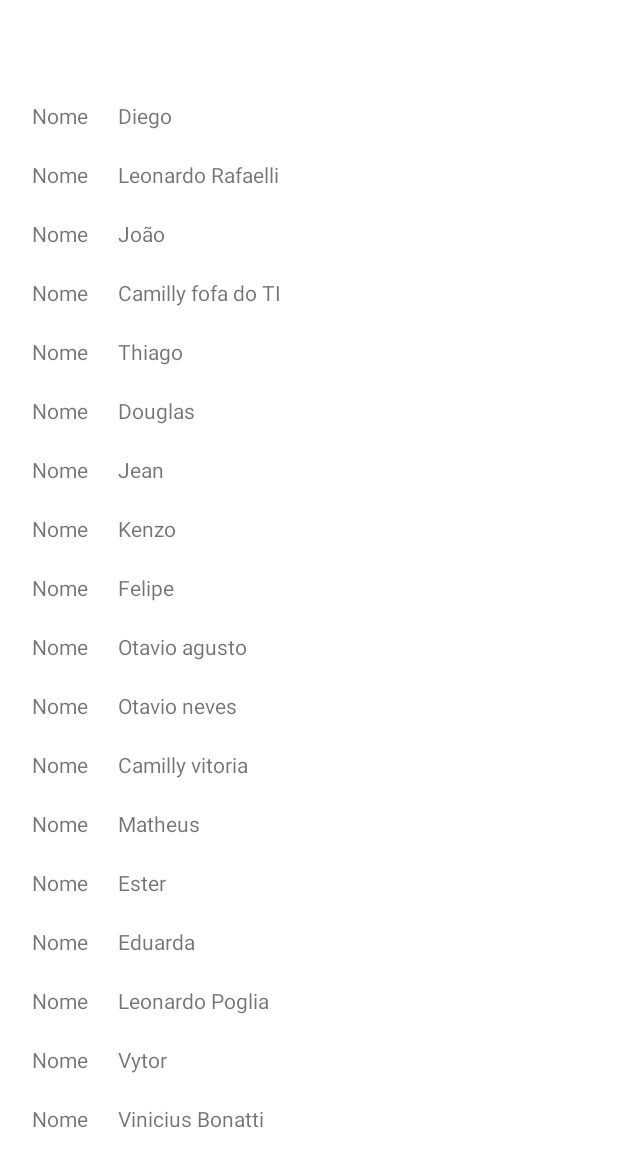
After one commit to DiegoPlaninscheck/Almoxarifado-Android, an Android app: the Inicio screen opened directly, with no data from a screen before it, on a phone screen of 412 x 824 dp. The commit adds this screen. Shown: the top 1167 px of the screen. Run offline under Robolectric (Android 15) with nearby library versions, the phone set to English and light mode, and no system bars.

Commit message:
feat: componente de listagem

```diff
--- a/app/src/main/AndroidManifest.xml
+++ b/app/src/main/AndroidManifest.xml
@@ -9,6 +9,9 @@
         android:roundIcon="@mipmap/ic_launcher_round"
         android:supportsRtl="true"
         android:theme="@style/Theme.Login">
+        <activity
+            android:name=".Inicio"
+            android:exported="false" />
         <activity
             android:name=".Cadastro"
             android:exported="false">
--- /dev/null
+++ b/app/src/main/java/com/example/login/Inicio.java
@@ -0,0 +1,57 @@
+package com.example.login;
+
+import androidx.appcompat.app.AppCompatActivity;
+import androidx.recyclerview.widget.DefaultItemAnimator;
+import androidx.recyclerview.widget.LinearLayoutManager;
+import androidx.recyclerview.widget.RecyclerView;
+
+import android.os.Bundle;
+
+import java.util.ArrayList;
+
+public class Inicio extends AppCompatActivity {
+
+    private ArrayList<Listagem> list;
+    private RecyclerView recyclerView;
+
+    @Override
+    protected void onCreate(Bundle savedInstanceState) {
+        super.onCreate(savedInstanceState);
+        setContentView(R.layout.activity_inicio);
+        recyclerView = findViewById(R.id.recyclerView);
+        list = new ArrayList<>();
+
+        setListagemInfo();
+        setAdapter();
+    }
+
+    private void setAdapter() {
+        recyclerAdapter adapter = new recyclerAdapter(list);
+        RecyclerView.LayoutManager layoutManager = new LinearLayoutManager(getApplicationContext());
+        recyclerView.setLayoutManager(layoutManager);
+        recyclerView.setItemAnimator(new DefaultItemAnimator());
+        recyclerView.setAdapter(adapter);
+    }
+
+    private void setListagemInfo() {
+        list.add(new Listagem("Diego"));
+        list.add(new Listagem("Leonardo Rafaelli"));
+        list.add(new Listagem("João"));
+        list.add(new Listagem("Camilly fofa do TI"));
+        list.add(new Listagem("Thiago"));
+        list.add(new Listagem("Douglas"));
+        list.add(new Listagem("Jean"));
+        list.add(new Listagem("Kenzo"));
+        list.add(new Listagem("Felipe"));
+        list.add(new Listagem("Otavio agusto"));
+        list.add(new Listagem("Otavio neves"));
+        list.add(new Listagem("Camilly vitoria"));
+        list.add(new Listagem("Matheus"));
+        list.add(new Listagem("Ester"));
+        list.add(new Listagem("Eduarda"));
+        list.add(new Listagem("Leonardo Poglia"));
+        list.add(new Listagem("Vytor"));
+        list.add(new Listagem("Vinicius Bonatti"));
+        list.add(new Listagem("Gustavo"));
+    }
+}
--- /dev/null
+++ b/app/src/main/java/com/example/login/Listagem.java
@@ -0,0 +1,17 @@
+package com.example.login;
+
+public class Listagem {
+    private String nome;
+
+    public Listagem(String nome) {
+        this.nome = nome;
+    }
+
+    public String getNome() {
+        return nome;
+    }
+
+    public void setNome(String nome) {
+        this.nome = nome;
+    }
+}
--- a/app/src/main/java/com/example/login/MainActivity.java
+++ b/app/src/main/java/com/example/login/MainActivity.java
@@ -6,12 +6,14 @@ import android.annotation.SuppressLint;
 import android.content.Intent;
 import android.os.Bundle;
 import android.view.View;
+import android.widget.Button;
 import android.widget.TextView;
 
 public class MainActivity extends AppCompatActivity {
 
     private TextView esqueciMinhaSenha;
     private TextView cadastro;
+    private Button botaoEntrar;
 
     @SuppressLint("MissingInflatedId")
     @Override
@@ -20,10 +22,17 @@ public class MainActivity extends AppCompatActivity {
         setContentView(R.layout.activity_main);
         esqueciMinhaSenha = findViewById(R.id.esqueciMinhaSenhaText);
         cadastro = findViewById(R.id.cadastroText);
+        botaoEntrar = findViewById(R.id.botaoEntrar);
+
+        esqueciMinhaSenha.setOnClickListener(v -> irRedefinicaoSenha());
+        cadastro.setOnClickListener(v -> irCadastro());
+        botaoEntrar.setOnClickListener(v -> irParaInicio());
     }
 
-    public void redefinicaoSenha(View view) {
-        esqueciMinhaSenha.setOnClickListener(v -> irRedefinicaoSenha());
+    private void irParaInicio() {
+        Intent intent = new Intent(this, Inicio.class);
+        startActivity(intent);
+        finish();
     }
 
     private void irRedefinicaoSenha() {
@@ -32,11 +41,6 @@ public class MainActivity extends AppCompatActivity {
         finish();
     }
 
-
-    public void cadastro(View view) {
-        cadastro.setOnClickListener(v -> irCadastro());
-    }
-
     private void irCadastro() {
         Intent intent = new Intent(this, Cadastro.class);
         startActivity(intent);
--- /dev/null
+++ b/app/src/main/java/com/example/login/recyclerAdapter.java
@@ -0,0 +1,47 @@
+package com.example.login;
+
+import android.view.LayoutInflater;
+import android.view.View;
+import android.view.ViewGroup;
+import android.widget.TextView;
+
+import androidx.annotation.NonNull;
+import androidx.recyclerview.widget.RecyclerView;
+
+import java.util.ArrayList;
+
+public class recyclerAdapter extends RecyclerView.Adapter<recyclerAdapter.MyViewHolder> {
+
+    private ArrayList<Listagem> list;
+
+    public recyclerAdapter(ArrayList<Listagem> list) {
+        this.list = list;
+    }
+
+    public class MyViewHolder extends RecyclerView.ViewHolder {
+        private TextView name;
+
+        public MyViewHolder(final View view) {
+            super(view);
+            name = view.findViewById(R.id.textNome);
+        }
+    }
+
+    @NonNull
+    @Override
+    public recyclerAdapter.MyViewHolder onCreateViewHolder(@NonNull ViewGroup parent, int viewType) {
+        View item = LayoutInflater.from(parent.getContext()).inflate(R.layout.listagem, parent, false);
+        return new MyViewHolder(item);
+    }
+
+    @Override
+    public void onBindViewHolder(@NonNull recyclerAdapter.MyViewHolder holder, int position) {
+        String nome = list.get(position).getNome();
+        holder.name.setText(nome);
+    }
+
+    @Override
+    public int getItemCount() {
+        return list.size();
+    }
+}
--- /dev/null
+++ b/app/src/main/res/layout/activity_inicio.xml
@@ -0,0 +1,17 @@
+<?xml version="1.0" encoding="utf-8"?>
+<androidx.constraintlayout.widget.ConstraintLayout xmlns:android="http://schemas.android.com/apk/res/android"
+    xmlns:app="http://schemas.android.com/apk/res-auto"
+    xmlns:tools="http://schemas.android.com/tools"
+    android:layout_width="match_parent"
+    android:layout_height="match_parent"
+    tools:context=".Inicio">
+
+    <androidx.recyclerview.widget.RecyclerView
+        android:id="@+id/recyclerView"
+        android:layout_width="409dp"
+        android:layout_height="729dp"
+        app:layout_constraintBottom_toBottomOf="parent"
+        app:layout_constraintEnd_toEndOf="parent"
+        app:layout_constraintStart_toStartOf="parent"
+        app:layout_constraintTop_toTopOf="parent" />
+</androidx.constraintlayout.widget.ConstraintLayout>
--- a/app/src/main/res/layout/activity_main.xml
+++ b/app/src/main/res/layout/activity_main.xml
@@ -92,7 +92,7 @@
         tools:ignore="TouchTargetSizeCheck" />
 
     <Button
-        android:id="@+id/button2"
+        android:id="@+id/botaoEntrar"
         style="@style/Widget.MaterialComponents.Button.Icon"
         android:layout_width="150dp"
         android:layout_height="40dp"
@@ -118,7 +118,7 @@
         app:layout_constraintEnd_toEndOf="@+id/view2"
         app:layout_constraintHorizontal_bias="0.496"
         app:layout_constraintStart_toStartOf="@+id/view2"
-        app:layout_constraintTop_toBottomOf="@+id/button2" />
+        app:layout_constraintTop_toBottomOf="@+id/botaoEntrar" />
 
     <View
         android:id="@+id/divider"
@@ -128,7 +128,7 @@
         android:layout_marginEnd="24dp"
         android:background="?android:attr/listDivider"
         app:layout_constraintEnd_toStartOf="@+id/textView6"
-        app:layout_constraintTop_toBottomOf="@+id/button2" />
+        app:layout_constraintTop_toBottomOf="@+id/botaoEntrar" />
 
     <View
         android:id="@+id/divider2"
@@ -138,7 +138,7 @@
         android:layout_marginTop="32dp"
         android:background="?android:attr/listDivider"
         app:layout_constraintStart_toEndOf="@+id/textView6"
-        app:layout_constraintTop_toBottomOf="@+id/button2" />
+        app:layout_constraintTop_toBottomOf="@+id/botaoEntrar" />
 
     <Button
         android:id="@+id/button3"
--- /dev/null
+++ b/app/src/main/res/layout/listagem.xml
@@ -0,0 +1,26 @@
+<?xml version="1.0" encoding="utf-8"?>
+<androidx.constraintlayout.widget.ConstraintLayout xmlns:android="http://schemas.android.com/apk/res/android"
+    xmlns:app="http://schemas.android.com/apk/res-auto"
+    xmlns:tools="http://schemas.android.com/tools"
+    android:layout_width="match_parent"
+    android:layout_height="wrap_content">
+
+    <TextView
+        android:id="@+id/textView3"
+        android:layout_width="wrap_content"
+        android:layout_height="wrap_content"
+        android:layout_marginStart="20dp"
+        android:layout_marginTop="20dp"
+        android:text="Nome"
+        app:layout_constraintStart_toStartOf="parent"
+        app:layout_constraintTop_toTopOf="parent" />
+
+    <TextView
+        android:id="@+id/textNome"
+        android:layout_width="wrap_content"
+        android:layout_height="wrap_content"
+        android:layout_marginStart="20dp"
+        android:layout_marginTop="20dp"
+        app:layout_constraintStart_toEndOf="@+id/textView3"
+        app:layout_constraintTop_toTopOf="parent" />
+</androidx.constraintlayout.widget.ConstraintLayout>
```
